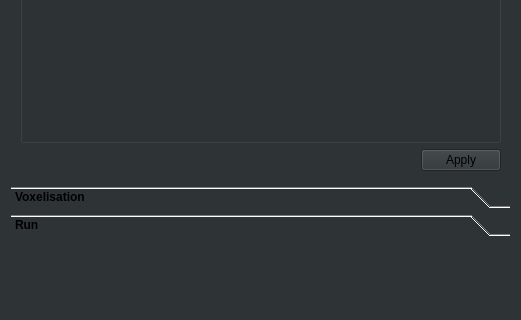
Old version of the form ClearMap/gui/creator/cell_map_tab.ui in the repository ClearAnatomics/ClearMap; both pictures show x 0 to 521 and y 220 to 540 of the 521 by 938 pixel window.
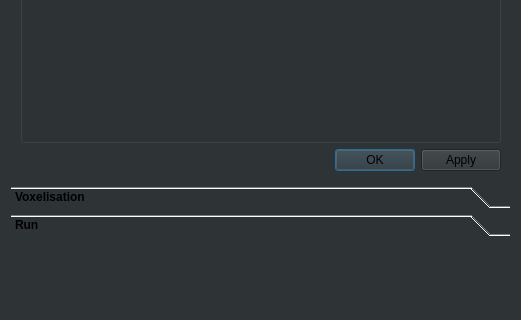
New version of the form. The open tabs and pages were chosen to show the change.

Commit message: Adds option to run the cell filter independently

What changed in the file:
```diff
--- a/ClearMap/gui/creator/cell_map_tab.ui
+++ b/ClearMap/gui/creator/cell_map_tab.ui
@@ -484,7 +484,7 @@
             <string>Display results on the small data chunk detected</string>
            </property>
            <property name="standardButtons">
-            <set>QDialogButtonBox::Apply</set>
+            <set>QDialogButtonBox::Apply|QDialogButtonBox::Ok</set>
            </property>
            <property name="applyText" stdset="0">
             <string>Preview</string>
```
Left out of the diff: 5 changed lines with no effect on the pictures. The commit also changes 1 other file.
